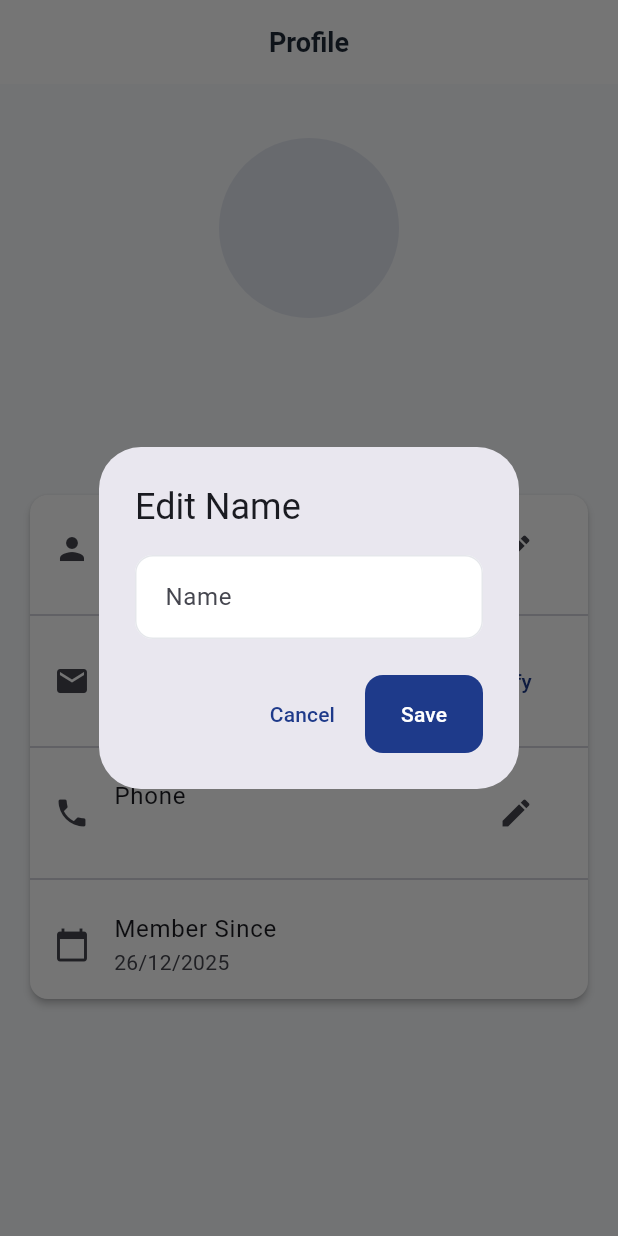
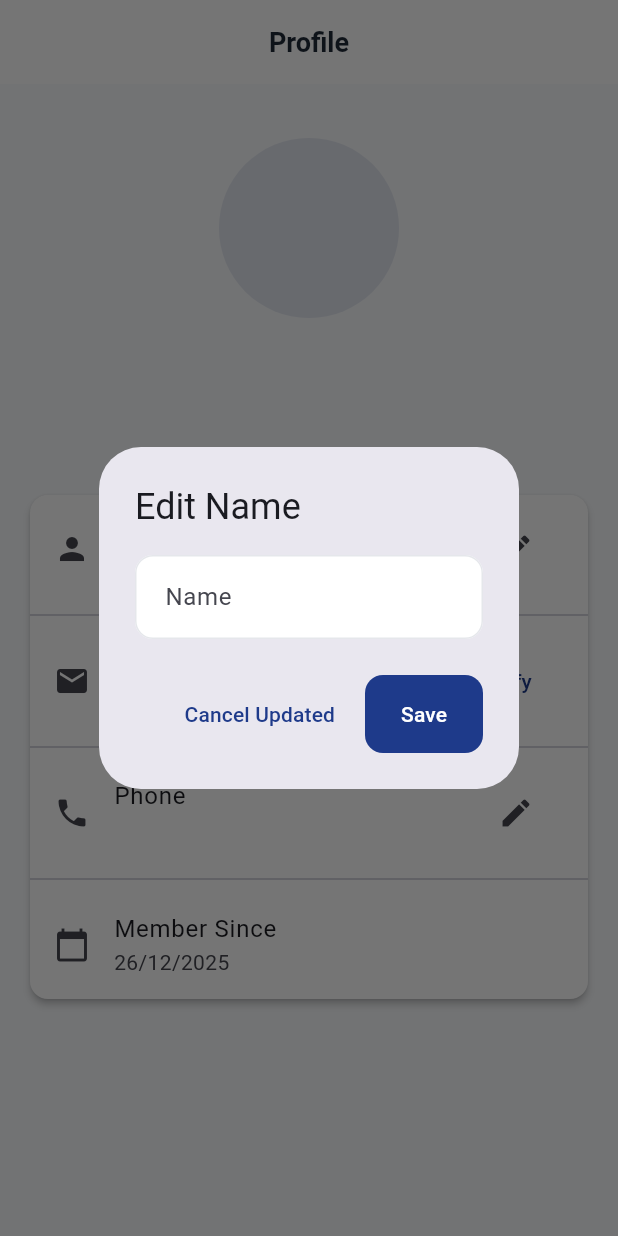
Before and after one commit to ahmedteli9909/Test_for_git, a Flutter app: the ProfileScreen screen opened by its route, after a tap on the "edit" icon, on a phone screen of 412 x 824 dp. Run offline on Flutter 3.47's test engine with Material 3 defaults, Android fonts, the phone set to English and light mode, and no system bars; our stand-ins replace dio, go_router, shared_preferences; accounts and stored records are empty; network calls fail.

Commit message:
Commit 1

```diff
--- a/lib/screens/profile/profile_screen.dart
+++ b/lib/screens/profile/profile_screen.dart
@@ -174,7 +174,7 @@ class ProfileScreen extends StatelessWidget {
         actions: [
           TextButton(
             onPressed: () => Navigator.pop(context),
-            child: const Text('Cancel'),
+            child: const Text('Cancel Updated'),
           ),
           ElevatedButton(
             onPressed: () {
```
